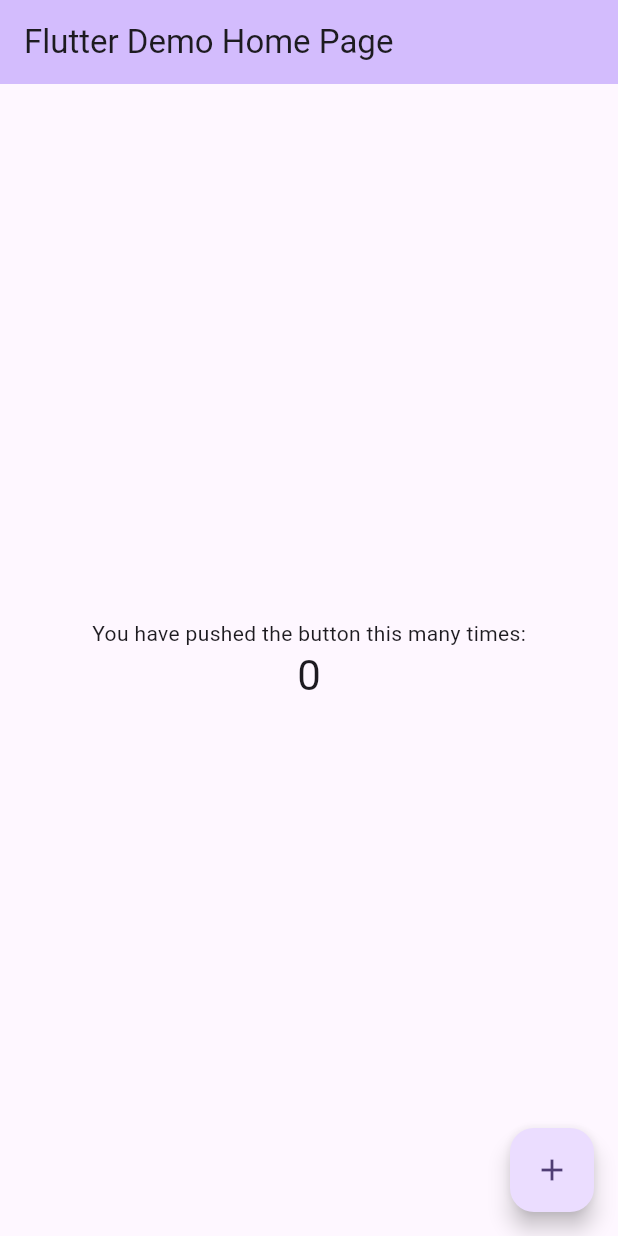
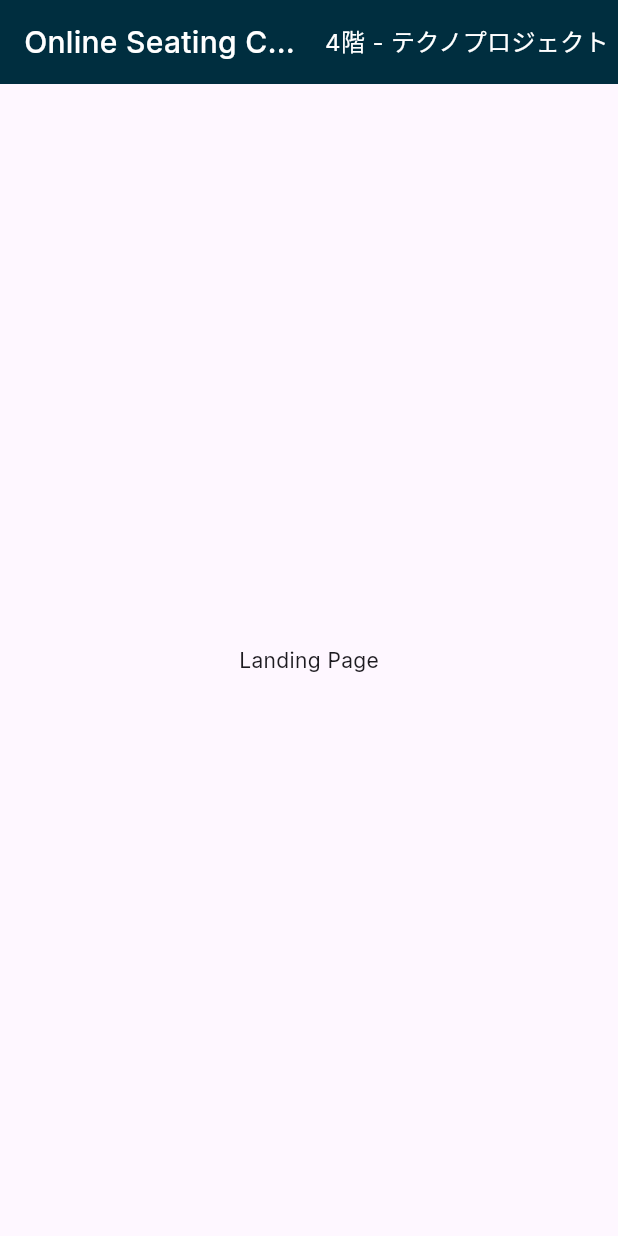
Before and after one commit to nihonf-bin/seating-manager, a Flutter app: the screen it shows after launch, on a phone screen of 412 x 824 dp. Run offline on Flutter 3.47's test engine with Material 3 defaults, Android fonts, the phone set to English and light mode, and no system bars; our stand-ins replace go_router, google_fonts.

Commit message:
flutter init

```diff
--- /dev/null
+++ b/frontend/lib/appbar.dart
@@ -0,0 +1,25 @@
+import 'package:flutter/material.dart';
+import 'package:google_fonts/google_fonts.dart';
+import 'package:online_seating_chart/styles.dart';
+
+class MyAppbar extends StatelessWidget {
+  const MyAppbar({super.key, required this.title, required this.actions});
+  final String title;
+  final List<Widget> actions;
+
+  @override
+  Widget build(BuildContext context) {
+    final double sw = Styles.screenWidth(context);
+
+    return AppBar(
+      title: Text(title, style: GoogleFonts.inter().copyWith(
+        fontSize: Styles.responsiveSize(sw*0.014, 20, 24),
+        fontWeight: FontWeight.w500,
+        letterSpacing: 0.2
+      )),
+      backgroundColor: Styles.primaryColor,
+      foregroundColor: Styles.white,
+      actions: actions
+    );
+  }
+}
--- /dev/null
+++ b/frontend/lib/landing.dart
@@ -0,0 +1,32 @@
+import 'package:flutter/material.dart';
+import 'package:google_fonts/google_fonts.dart';
+import 'package:online_seating_chart/appbar.dart';
+import 'package:online_seating_chart/styles.dart';
+
+class LandingPage extends StatelessWidget {
+  const LandingPage({super.key});
+
+  @override
+  Widget build(BuildContext context) {
+    final double sw = Styles.screenWidth(context);
+
+    return Scaffold(
+      appBar: PreferredSize(
+        preferredSize: Size.fromHeight(kToolbarHeight),
+        child: MyAppbar(title: 'Online Seating Chart', actions: [
+          Row(
+            children: [
+              Text('4階 - テクノプロジェクト', style: GoogleFonts.inter().copyWith(
+                fontSize: Styles.responsiveSize(sw*0.014, 16, 24),
+              )),
+              SizedBox(width: sw*0.015)
+            ],
+          )
+        ]),
+      ),
+      body: Center(
+        child: Text('Landing Page'),
+      ),
+    );
+  }
+}
--- a/frontend/lib/main.dart
+++ b/frontend/lib/main.dart
@@ -1,126 +1,38 @@
 import 'package:flutter/material.dart';
+import 'package:go_router/go_router.dart';
+import 'package:google_fonts/google_fonts.dart';
+import 'package:online_seating_chart/landing.dart';
 
 void main() {
   runApp(const MyApp());
 }
 
+final GoRouter _router = GoRouter(
+  routes: [
+    GoRoute(
+      name: 'landing',
+      path: '/',
+      builder: (context, state) => const LandingPage(),
+      routes: [
+
+      ],
+    ),
+  ]
+);
+
 class MyApp extends StatelessWidget {
   const MyApp({super.key});
 
-  // This widget is the root of your application.
   @override
   Widget build(BuildContext context) {
-    return MaterialApp(
-      title: 'Flutter Demo',
+    return MaterialApp.router(
+      debugShowCheckedModeBanner: false,
       theme: ThemeData(
-        // This is the theme of your application.
-        //
-        // TRY THIS: Try running your application with "flutter run". You'll see
-        // the application has a purple toolbar. Then, without quitting the app,
-        // try changing the seedColor in the colorScheme below to Colors.green
-        // and then invoke "hot reload" (save your changes or press the "hot
-        // reload" button in a Flutter-supported IDE, or press "r" if you used
-        // the command line to start the app).
-        //
-        // Notice that the counter didn't reset back to zero; the application
-        // state is not lost during the reload. To reset the state, use hot
-        // restart instead.
-        //
-        // This works for code too, not just values: Most code changes can be
-        // tested with just a hot reload.
-        colorScheme: ColorScheme.fromSeed(seedColor: Colors.deepPurple),
-        useMaterial3: true,
+        primaryTextTheme: GoogleFonts.interTextTheme(),
+        textTheme: GoogleFonts.interTextTheme(),
       ),
-      home: const MyHomePage(title: 'Flutter Demo Home Page'),
+      title: 'Online Seating Chart',
+      routerConfig: _router,
     );
   }
 }
-
-class MyHomePage extends StatefulWidget {
-  const MyHomePage({super.key, required this.title});
-
-  // This widget is the home page of your application. It is stateful, meaning
-  // that it has a State object (defined below) that contains fields that affect
-  // how it looks.
-
-  // This class is the configuration for the state. It holds the values (in this
-  // case the title) provided by the parent (in this case the App widget) and
-  // used by the build method of the State. Fields in a Widget subclass are
-  // always marked "final".
-
-  final String title;
-
-  @override
-  State<MyHomePage> createState() => _MyHomePageState();
-}
-
-class _MyHomePageState extends State<MyHomePage> {
-  int _counter = 0;
-
-  void _incrementCounter() {
-    print('yes');
-    setState(() {
-      // This call to setState tells the Flutter framework that something has
-      // changed in this State, which causes it to rerun the build method below
-      // so that the display can reflect the updated values. If we changed
-      // _counter without calling setState(), then the build method would not be
-      // called again, and so nothing would appear to happen.
-      _counter++;
-    });
-  }
-
-  @override
-  Widget build(BuildContext context) {
-    // This method is rerun every time setState is called, for instance as done
-    // by the _incrementCounter method above.
-    //
-    // The Flutter framework has been optimized to make rerunning build methods
-    // fast, so that you can just rebuild anything that needs updating rather
-    // than having to individually change instances of widgets.
-    return Scaffold(
-      appBar: AppBar(
-        // TRY THIS: Try changing the color here to a specific color (to
-        // Colors.amber, perhaps?) and trigger a hot reload to see the AppBar
-        // change color while the other colors stay the same.
-        backgroundColor: Theme.of(context).colorScheme.inversePrimary,
-        // Here we take the value from the MyHomePage object that was created by
-        // the App.build method, and use it to set our appbar title.
-        title: Text(widget.title),
-      ),
-      body: Center(
-        // Center is a layout widget. It takes a single child and positions it
-        // in the middle of the parent.
-        child: Column(
-          // Column is also a layout widget. It takes a list of children and
-          // arranges them vertically. By default, it sizes itself to fit its
-          // children horizontally, and tries to be as tall as its parent.
-          //
-          // Column has various properties to control how it sizes itself and
-          // how it positions its children. Here we use mainAxisAlignment to
-          // center the children vertically; the main axis here is the vertical
-          // axis because Columns are vertical (the cross axis would be
-          // horizontal).
-          //
-          // TRY THIS: Invoke "debug painting" (choose the "Toggle Debug Paint"
-          // action in the IDE, or press "p" in the console), to see the
-          // wireframe for each widget.
-          mainAxisAlignment: MainAxisAlignment.center,
-          children: <Widget>[
-            const Text(
-              'You have pushed the button this many times:',
-            ),
-            Text(
-              '$_counter',
-              style: Theme.of(context).textTheme.headlineMedium,
-            ),
-          ],
-        ),
-      ),
-      floatingActionButton: FloatingActionButton(
-        onPressed: _incrementCounter,
-        tooltip: 'Increment',
-        child: const Icon(Icons.add),
-      ), // This trailing comma makes auto-formatting nicer for build methods.
-    );
-  }
-}
--- /dev/null
+++ b/frontend/lib/styles.dart
@@ -0,0 +1,9 @@
+import 'package:flutter/material.dart';
+
+class Styles {
+  static const Color white = Color(0xFFFFFFFF);
+  static const Color primaryColor = Color(0xFF002E3F);
+
+  static double screenWidth(BuildContext context) => MediaQuery.of(context).size.width;
+  static double responsiveSize(double size, double min, double max) => size > max ? max : size < min ? min : size;
+}
--- a/frontend/pubspec.yaml
+++ b/frontend/pubspec.yaml
@@ -34,6 +34,8 @@ dependencies:
   # The following adds the Cupertino Icons font to your application.
   # Use with the CupertinoIcons class for iOS style icons.
   cupertino_icons: ^1.0.8
+  go_router: ^14.7.2
+  google_fonts: ^6.2.1
 
 dev_dependencies:
   flutter_test:
```
Also changed, not shown: frontend/pubspec.lock, 1 other file.
